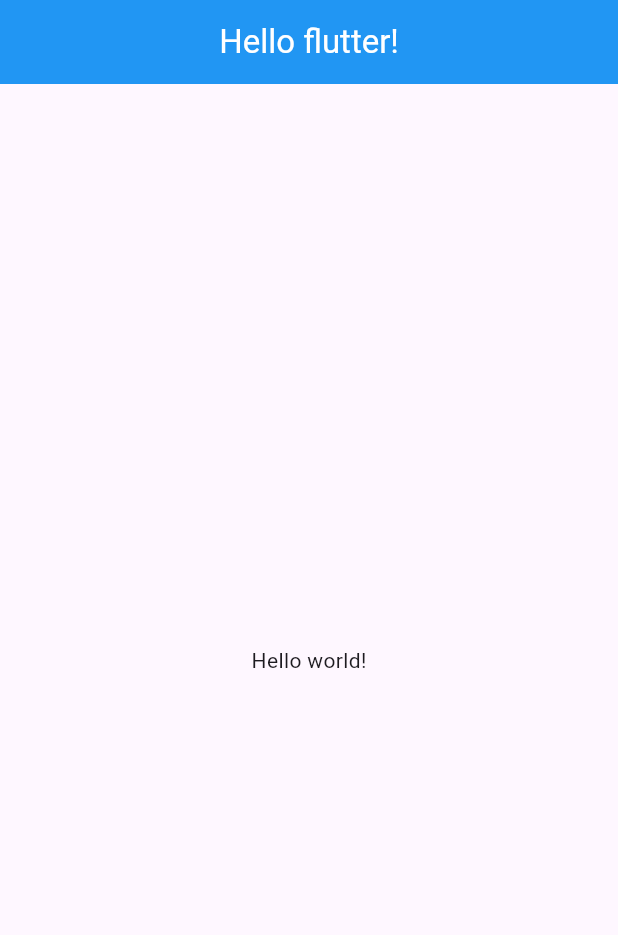
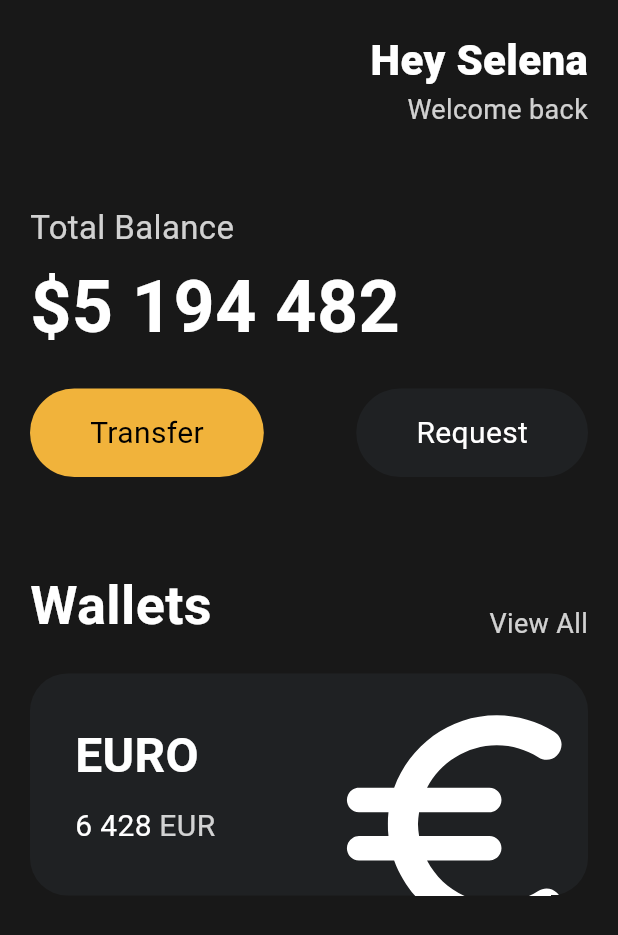
Before and after one commit to YooEuiseonBlog/toonflix, a Flutter app: the screen it shows after launch, on a phone screen of 412 x 824 dp. Shown: the top 935 px of the screen. Run offline on Flutter 3.47's test engine with Material 3 defaults, Android fonts, the phone set to English and light mode, and no system bars.

Commit message:
push: Card 추가

```diff
--- a/lib/main.dart
+++ b/lib/main.dart
@@ -1,30 +1,184 @@
 import 'package:flutter/material.dart';
-
-class Player {
-  String? name;
-  Player({required this.name});
-}
+import 'package:toonflix/widgets/button.dart';
 
 void main() {
-  var nico = Player(name: 'potato');
-
-  runApp(App());
+  runApp(const App());
 }
 
 class App extends StatelessWidget {
+  const App({super.key});
+
   @override
   Widget build(BuildContext context) {
     return MaterialApp(
       home: Scaffold(
-        appBar: AppBar(
-          backgroundColor: Colors.blue,
-          title: Text(
-            'Hello flutter!',
-            style: TextStyle(color: Colors.white),
+        backgroundColor: const Color(0xFF181818),
+        body: SafeArea(
+          child: Padding(
+            padding: const EdgeInsets.symmetric(horizontal: 20),
+            child: Column(
+              crossAxisAlignment: CrossAxisAlignment.start,
+              children: [
+                const SizedBox(
+                  height: 20,
+                ),
+                const Row(
+                  mainAxisAlignment: MainAxisAlignment.end,
+                  children: [
+                    Column(
+                      crossAxisAlignment: CrossAxisAlignment.end,
+                      children: [
+                        Text(
+                          'Hey Selena',
+                          style: TextStyle(
+                            color: Colors.white,
+                            fontSize: 28,
+                            fontWeight: FontWeight.w800,
+                          ),
+                        ),
+                        Text(
+                          'Welcome back',
+                          style: TextStyle(
+                            color: Color.fromRGBO(255, 255, 255, 0.8),
+                            fontSize: 18,
+                          ),
+                        ),
+                      ],
+                    ),
+                  ],
+                ),
+                const SizedBox(
+                  height: 50,
+                ),
+                Text(
+                  'Total Balance',
+                  style: TextStyle(
+                    fontSize: 22,
+                    color: Colors.white.withOpacity(0.8),
+                  ),
+                ),
+                const SizedBox(
+                  height: 3,
+                ),
+                const Text(
+                  '\$5 194 482',
+                  style: TextStyle(
+                    fontSize: 48,
+                    fontWeight: FontWeight.w600,
+                    color: Colors.white,
+                  ),
+                ),
+                const SizedBox(
+                  height: 20,
+                ),
+                const Row(
+                  mainAxisAlignment: MainAxisAlignment.spaceBetween,
+                  children: [
+                    Button(
+                      text: 'Transfer',
+                      bgColor: Color(0xFFF1B33B),
+                      textColor: Colors.black,
+                    ),
+                    Button(
+                      text: 'Request',
+                      bgColor: Color(0xFF1F2123),
+                      textColor: Colors.white,
+                    ),
+                  ],
+                ),
+                const SizedBox(
+                  height: 60,
+                ),
+                Row(
+                  mainAxisAlignment: MainAxisAlignment.spaceBetween,
+                  crossAxisAlignment: CrossAxisAlignment.end,
+                  children: [
+                    const Text(
+                      'Wallets',
+                      style: TextStyle(
+                          color: Colors.white,
+                          fontSize: 36,
+                          fontWeight: FontWeight.w600),
+                    ),
+                    Text(
+                      'View All',
+                      style: TextStyle(
+                        color: Colors.white.withOpacity(0.8),
+                        fontSize: 18,
+                      ),
+                    ),
+                  ],
+                ),
+                const SizedBox(
+                  height: 20,
+                ),
+                Container(
+                  clipBehavior: Clip.hardEdge,
+                  decoration: BoxDecoration(
+                    color: const Color(0xFF1F2123),
+                    borderRadius: BorderRadius.circular(25),
+                  ),
+                  child: Padding(
+                    padding: const EdgeInsets.all(30),
+                    child: Row(
+                      mainAxisAlignment: MainAxisAlignment.spaceBetween,
+                      children: [
+                        Column(
+                          crossAxisAlignment: CrossAxisAlignment.start,
+                          children: [
+                            const Text(
+                              'EURO',
+                              style: TextStyle(
+                                color: Colors.white,
+                                fontSize: 32,
+                                fontWeight: FontWeight.w600,
+                              ),
+                            ),
+                            const SizedBox(
+                              height: 10,
+                            ),
+                            Row(
+                              children: [
+                                const Text(
+                                  '6 428',
+                                  style: TextStyle(
+                                    color: Colors.white,
+                                    fontSize: 20,
+                                  ),
+                                ),
+                                const SizedBox(
+                                  width: 5,
+                                ),
+                                Text(
+                                  'EUR',
+                                  style: TextStyle(
+                                    color: Colors.white.withOpacity(0.8),
+                                    fontSize: 20,
+                                  ),
+                                ),
+                              ],
+                            ),
+                          ],
+                        ),
+                        Transform.scale(
+                          scale: 2.2,
+                          child: Transform.translate(
+                            offset: const Offset(-5, 12),
+                            child: const Icon(
+                              Icons.euro_rounded,
+                              color: Colors.white,
+                              size: 88,
+                            ),
+                          ),
+                        ),
+                      ],
+                    ),
+                  ),
+                ),
+              ],
+            ),
           ),
-          centerTitle: true,
         ),
-        body: Center(child: Text('Hello world!')),
       ),
     );
   }
--- /dev/null
+++ b/lib/widgets/button.dart
@@ -0,0 +1,34 @@
+import 'package:flutter/material.dart';
+
+class Button extends StatelessWidget {
+  final String text;
+  final Color bgColor;
+  final Color textColor;
+
+  const Button(
+      {required this.text,
+      required this.bgColor,
+      required this.textColor,
+      super.key});
+
+  @override
+  Widget build(BuildContext context) {
+    return Container(
+      decoration: BoxDecoration(
+          color: bgColor, borderRadius: BorderRadius.circular(45)),
+      child: Padding(
+        padding: const EdgeInsets.symmetric(
+          vertical: 15,
+          horizontal: 40,
+        ),
+        child: Text(
+          text,
+          style: TextStyle(
+            color: textColor,
+            fontSize: 20,
+          ),
+        ),
+      ),
+    );
+  }
+}
```
